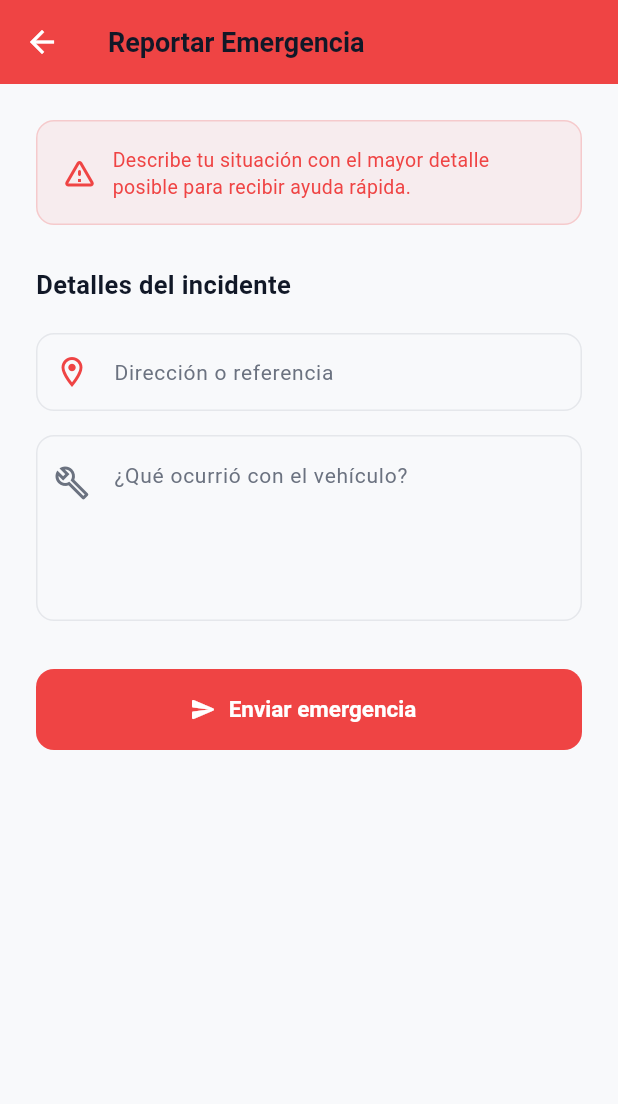
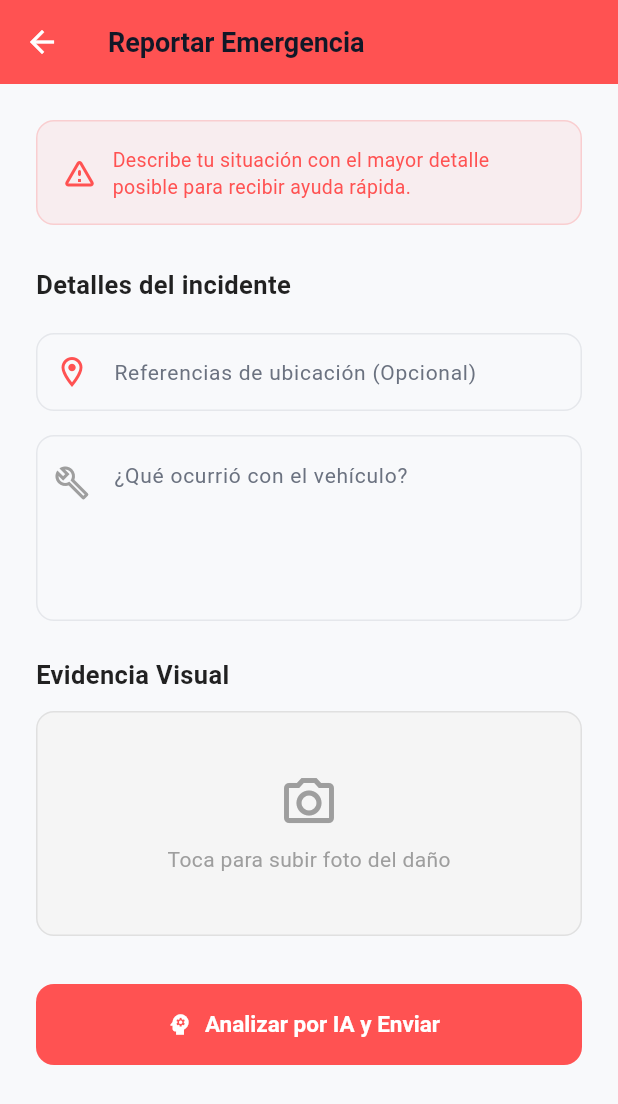
Before and after one commit to Noheliagj/Parcial1_emergenciasVehiculares, a Flutter app: the EmergenciaPage screen opened directly with empty values, on a phone screen of 412 x 824 dp. Shown: the top 1104 px of the screen. Run offline on Flutter 3.47's test engine with Material 3 defaults, Android fonts, the phone set to English and light mode, and no system bars; our stand-ins replace geolocator, image_picker.

Commit message:
CU7, CU11, CU12

```diff
--- a/app_cliente/lib/pages/emergencia_page.dart
+++ b/app_cliente/lib/pages/emergencia_page.dart
@@ -1,25 +1,54 @@
+import 'dart:convert';
 import 'package:flutter/material.dart';
 import 'package:http/http.dart' as http;
-import 'dart:convert';
-import '../theme.dart';
+import 'package:geolocator/geolocator.dart';
+import 'package:image_picker/image_picker.dart';
+import 'ficha_resumen_page.dart';
 
+// (IMPORTANTE: Asegúrate de importar tu tema si AppTheme está en otro archivo)
+// import '../theme/app_theme.dart'; // Descomenta o ajusta esta línea según tu proyecto
+
+// --- 1. LA CABEZA DE LA PANTALLA (Faltaba esto) ---
 class EmergenciaPage extends StatefulWidget {
   final int clienteId;
   const EmergenciaPage({super.key, required this.clienteId});
+
   @override
   State<EmergenciaPage> createState() => _EmergenciaPageState();
 }
 
+// --- 2. EL CUERPO Y LA LÓGICA ---
 class _EmergenciaPageState extends State<EmergenciaPage> {
   final ubicacionCtrl  = TextEditingController();
   final descripcionCtrl = TextEditingController();
   bool _enviando = false;
 
-  Future<void> enviar() async {
-    // 1. Validación de campos vacíos
-    if (ubicacionCtrl.text.isEmpty || descripcionCtrl.text.isEmpty) {
+  final ImagePicker _picker = ImagePicker();
+  XFile? _imagenSeleccionada;
+  Map<String, dynamic>? _resultadoIA;
+
+  Future<void> _tomarFoto() async {
+    final XFile? foto = await _picker.pickImage(source: ImageSource.gallery);
+    if (foto != null) {
+      setState(() {
+        _imagenSeleccionada = foto;
+      });
+    }
+  }
+
+  Future<void> procesarYEnviar() async {
+    if (descripcionCtrl.text.isEmpty) {
       ScaffoldMessenger.of(context).showSnackBar(const SnackBar(
-        content: Text('Por favor, completa todos los campos'),
+        content: Text('Por favor, describe brevemente tu problema'),
+        backgroundColor: Colors.orange,
+        behavior: SnackBarBehavior.floating,
+      ));
+      return;
+    }
+
+    if (_imagenSeleccionada == null) {
+      ScaffoldMessenger.of(context).showSnackBar(const SnackBar(
+        content: Text('Por favor, sube una foto de la evidencia para la IA'),
         backgroundColor: Colors.orange,
         behavior: SnackBarBehavior.floating,
       ));
@@ -29,46 +58,53 @@ class _EmergenciaPageState extends State<EmergenciaPage> {
     setState(() => _enviando = true);
 
     try {
+      LocationPermission permission = await Geolocator.requestPermission();
+      if (permission == LocationPermission.denied) {
+        throw Exception("Necesitamos permiso de GPS");
+      }
+      Position position = await Geolocator.getCurrentPosition(desiredAccuracy: LocationAccuracy.high);
+
+      _resultadoIA = {
+        'tipo': 'Daño vehicular detectado',
+        'severidad': 'Alta'
+      };
+
+      final fichaDeEmergencia = {
+        'cliente_id': widget.clienteId,
+        'vehiculo_id': 1,
+        'direccion': ubicacionCtrl.text.isEmpty ? "Ubicación por GPS" : ubicacionCtrl.text,
+        'descripcion': descripcionCtrl.text,
+        'latitud': position.latitude,
+        'longitud': position.longitude,
+        'tipo_ia': _resultadoIA!['tipo'],
+        'severidad_ia': _resultadoIA!['severidad'],
+      };
+
       final res = await http.post(
-        // 2. IP CORREGIDA PARA WEB
         Uri.parse('http://localhost:8000/emergencias/'),
         headers: {'Content-Type': 'application/json'},
-        body: jsonEncode({
-          'cliente_id': widget.clienteId,
-          // ⚠️ OJO: Asegúrate de tener un vehículo con ID 1 en tu BD,
-          // o FastAPI lo rechazará por error de llave foránea.
-          'vehiculo_id': 1,
-          'direccion': ubicacionCtrl.text,
-          'descripcion': descripcionCtrl.text,
-        }),
+        body: jsonEncode(fichaDeEmergencia),
       );
 
-      // 3. MANEJO DE RESPUESTAS
       if (res.statusCode == 200 || res.statusCode == 201) {
-        // Se envió con éxito
-        Navigator.pop(context); // Cierra la pantalla
-        ScaffoldMessenger.of(context).showSnackBar(const SnackBar(
-          content: Text('✅ Emergencia reportada. Un taller te contactará pronto.'),
-          backgroundColor: Color(0xFF10B981),
-          behavior: SnackBarBehavior.floating,
-        ));
+        Navigator.pushReplacement(
+            context,
+            MaterialPageRoute(
+                builder: (context) => FichaResumenPage(
+                  datosFicha: fichaDeEmergencia,
+                  imagen: _imagenSeleccionada!, // LE PASAMOS LA FOTO AQUÍ
+                )
+            )
+        );
       } else {
-        // El servidor rechazó la petición (ej. no existe el vehiculo_id)
-        ScaffoldMessenger.of(context).showSnackBar(SnackBar(
-          content: Text('Error al enviar: ${res.body}'),
-          backgroundColor: AppTheme.danger,
-          behavior: SnackBarBehavior.floating,
-        ));
-        print('Error de FastAPI: ${res.body}');
+        throw Exception(res.body);
       }
     } catch (e) {
-      // 4. ERROR DE CONEXIÓN
-      ScaffoldMessenger.of(context).showSnackBar(const SnackBar(
-        content: Text('Error de conexión con el servidor.'),
-        backgroundColor: AppTheme.danger,
+      ScaffoldMessenger.of(context).showSnackBar(SnackBar(
+        content: Text('Error: $e'),
+        backgroundColor: Colors.red,
         behavior: SnackBarBehavior.floating,
       ));
-      print('Excepción: $e');
     } finally {
       setState(() => _enviando = false);
     }
@@ -79,7 +115,7 @@ class _EmergenciaPageState extends State<EmergenciaPage> {
     return Scaffold(
       appBar: AppBar(
         title: const Text('Reportar Emergencia'),
-        backgroundColor: AppTheme.danger,
+        backgroundColor: Colors.redAccent, // Usé Colors temporalmente por si falla AppTheme
         foregroundColor: Colors.white,
         iconTheme: const IconThemeData(color: Colors.white),
       ),
@@ -88,35 +124,34 @@ class _EmergenciaPageState extends State<EmergenciaPage> {
         child: Column(
           crossAxisAlignment: CrossAxisAlignment.start,
           children: [
-            // Banner de alerta
             Container(
               padding: const EdgeInsets.all(16),
               decoration: BoxDecoration(
-                color: AppTheme.danger.withOpacity(0.07),
+                color: Colors.redAccent.withOpacity(0.07),
                 borderRadius: BorderRadius.circular(12),
-                border: Border.all(color: AppTheme.danger.withOpacity(0.2)),
+                border: Border.all(color: Colors.redAccent.withOpacity(0.2)),
               ),
               child: const Row(children: [
-                Icon(Icons.warning_amber_rounded, color: AppTheme.danger),
+                Icon(Icons.warning_amber_rounded, color: Colors.redAccent),
                 SizedBox(width: 10),
                 Expanded(child: Text(
                   'Describe tu situación con el mayor detalle posible para recibir ayuda rápida.',
-                  style: TextStyle(color: AppTheme.danger, fontSize: 13, height: 1.4),
+                  style: TextStyle(color: Colors.redAccent, fontSize: 13, height: 1.4),
                 )),
               ]),
             ),
             const SizedBox(height: 28),
 
             const Text('Detalles del incidente',
-                style: TextStyle(fontSize: 17, fontWeight: FontWeight.w700, color: AppTheme.textMain)),
+                style: TextStyle(fontSize: 17, fontWeight: FontWeight.w700, color: Colors.black87)),
             const SizedBox(height: 20),
 
             TextField(
               controller: ubicacionCtrl,
               decoration: const InputDecoration(
-                labelText: 'Dirección o referencia',
-                hintText: 'Ej: Av. Villazon frente al semáforo',
-                prefixIcon: Icon(Icons.location_on_outlined, color: AppTheme.danger),
+                labelText: 'Referencias de ubicación (Opcional)',
+                hintText: 'Tu GPS se enviará automáticamente',
+                prefixIcon: Icon(Icons.location_on_outlined, color: Colors.redAccent),
               ),
             ),
             const SizedBox(height: 16),
@@ -128,28 +163,56 @@ class _EmergenciaPageState extends State<EmergenciaPage> {
                 hintText: 'Ej: Se pinchó la llanta delantera derecha...',
                 prefixIcon: Padding(
                   padding: EdgeInsets.only(bottom: 60),
-                  child: Icon(Icons.build_outlined, color: AppTheme.textMuted),
+                  child: Icon(Icons.build_outlined, color: Colors.grey),
                 ),
                 alignLabelWithHint: true,
               ),
             ),
+            const SizedBox(height: 24),
+
+            const Text('Evidencia Visual',
+                style: TextStyle(fontSize: 17, fontWeight: FontWeight.w700, color: Colors.black87)),
+            const SizedBox(height: 12),
+            GestureDetector(
+              onTap: _tomarFoto,
+              child: Container(
+                height: 150,
+                width: double.infinity,
+                decoration: BoxDecoration(
+                  color: Colors.grey.shade100,
+                  borderRadius: BorderRadius.circular(12),
+                  border: Border.all(color: Colors.grey.shade300, style: BorderStyle.solid),
+                ),
+                child: _imagenSeleccionada == null
+                  ? const Column(
+                      mainAxisAlignment: MainAxisAlignment.center,
+                      children: [
+                        Icon(Icons.camera_alt_outlined, size: 40, color: Colors.grey),
+                        SizedBox(height: 8),
+                        Text('Toca para subir foto del daño', style: TextStyle(color: Colors.grey)),
+                      ],
+                    )
+                  : const Center(
+                      child: Text('✅ Imagen cargada correctamente', style: TextStyle(color: Color(0xFF10B981), fontWeight: FontWeight.bold)),
+                    ),
+              ),
+            ),
             const SizedBox(height: 32),
 
-            // Botón enviar
             SizedBox(
               width: double.infinity,
               height: 54,
               child: ElevatedButton.icon(
                 style: ElevatedButton.styleFrom(
-                  backgroundColor: AppTheme.danger,
+                  backgroundColor: Colors.redAccent,
                   shape: RoundedRectangleBorder(borderRadius: BorderRadius.circular(12)),
                 ),
                 icon: _enviando
                     ? const SizedBox(height: 18, width: 18, child: CircularProgressIndicator(color: Colors.white, strokeWidth: 2))
-                    : const Icon(Icons.send_rounded),
-                label: Text(_enviando ? 'Enviando...' : 'Enviar emergencia',
-                    style: const TextStyle(fontSize: 15, fontWeight: FontWeight.w600)),
-                onPressed: _enviando ? null : enviar,
+                    : const Icon(Icons.psychology, color: Colors.white),
+                label: Text(_enviando ? 'Analizando y Enviando...' : 'Analizar por IA y Enviar',
+                    style: const TextStyle(fontSize: 15, fontWeight: FontWeight.w600, color: Colors.white)),
+                onPressed: _enviando ? null : procesarYEnviar,
               ),
             ),
           ],
--- a/app_cliente/pubspec.yaml
+++ b/app_cliente/pubspec.yaml
@@ -27,6 +27,7 @@ environment:
 # dependencies can be manually updated by changing the version numbers below to
 # the latest version available on pub.dev. To see which dependencies have newer
 # versions available, run `flutter pub outdated`.
+
 dependencies:
   flutter:
     sdk: flutter
```
Also changed, not shown: app_cliente/lib/pages/clasificar_incidente_page.dart (+8 -8 lines), app_cliente/lib/pages/ficha_resumen_page.dart (+122 -100 lines), 7 other files.
